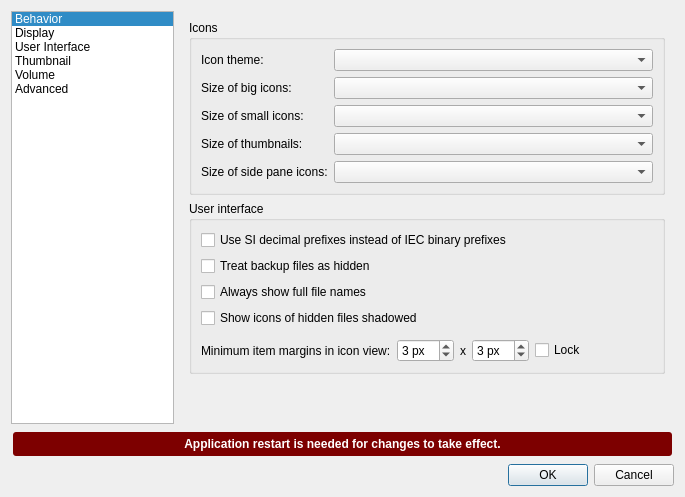
Old version of the form pcmanfm/preferences.ui in the repository lxqt/pcmanfm-qt.
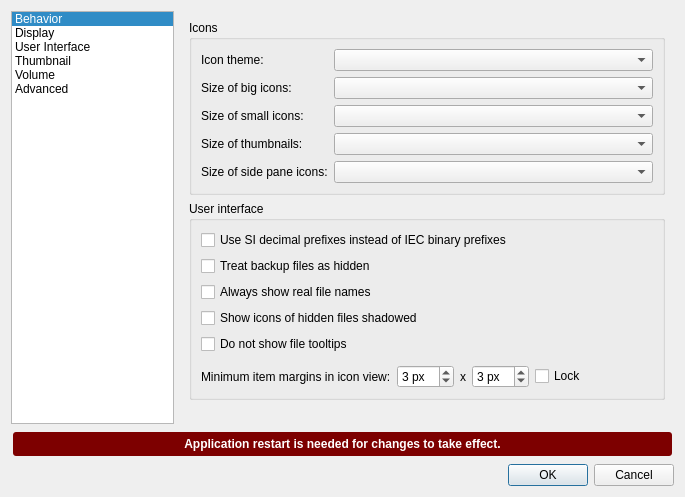
New version of the form. The open tabs and pages were chosen to show the change.

Commit message:
Added an option to disable file tooltips (#1113)
Closes https://github.com/lxqt/pcmanfm-qt/issues/1111 and closes https://github.com/lxqt/pcmanfm-qt/issues/1002

```diff
--- a/pcmanfm/preferences.ui
+++ b/pcmanfm/preferences.ui
@@ -363,7 +363,7 @@
                <string>Requires application restart to take effect completely</string>
               </property>
               <property name="text">
-               <string>Always show full file names</string>
+               <string>Always show real file names</string>
               </property>
              </widget>
             </item>
@@ -377,7 +377,14 @@
               </property>
              </widget>
             </item>
-            <item row="4" column="0">
+            <item row="4" column="0" colspan="6">
+             <widget class="QCheckBox" name="noItemTooltip">
+              <property name="text">
+               <string>Do not show file tooltips</string>
+              </property>
+             </widget>
+            </item>
+            <item row="5" column="0">
              <spacer name="verticalSpacer_7">
               <property name="orientation">
                <enum>Qt::Vertical</enum>
@@ -393,14 +400,14 @@
               </property>
              </spacer>
             </item>
-            <item row="5" column="0">
+            <item row="6" column="0">
              <widget class="QLabel" name="label_15">
               <property name="text">
                <string>Minimum item margins in icon view:</string>
               </property>
              </widget>
             </item>
-            <item row="5" column="1">
+            <item row="6" column="1">
              <widget class="QSpinBox" name="hMargin">
               <property name="toolTip">
                <string>3 px by default.</string>
@@ -416,14 +423,14 @@
               </property>
              </widget>
             </item>
-            <item row="5" column="2">
+            <item row="6" column="2">
              <widget class="QLabel" name="label_16">
               <property name="text">
                <string>x</string>
               </property>
              </widget>
             </item>
-            <item row="5" column="3">
+            <item row="6" column="3">
              <widget class="QSpinBox" name="vMargin">
               <property name="toolTip">
                <string>3 px by default.
@@ -440,14 +447,14 @@
               </property>
              </widget>
             </item>
-            <item row="5" column="4">
+            <item row="6" column="4">
              <widget class="QCheckBox" name="lockMargins">
               <property name="text">
                <string>Lock</string>
               </property>
              </widget>
             </item>
-            <item row="5" column="5">
+            <item row="6" column="5">
              <spacer name="horizontalSpacer">
               <property name="orientation">
                <enum>Qt::Horizontal</enum>
```
The commit also changes 4 other files.
